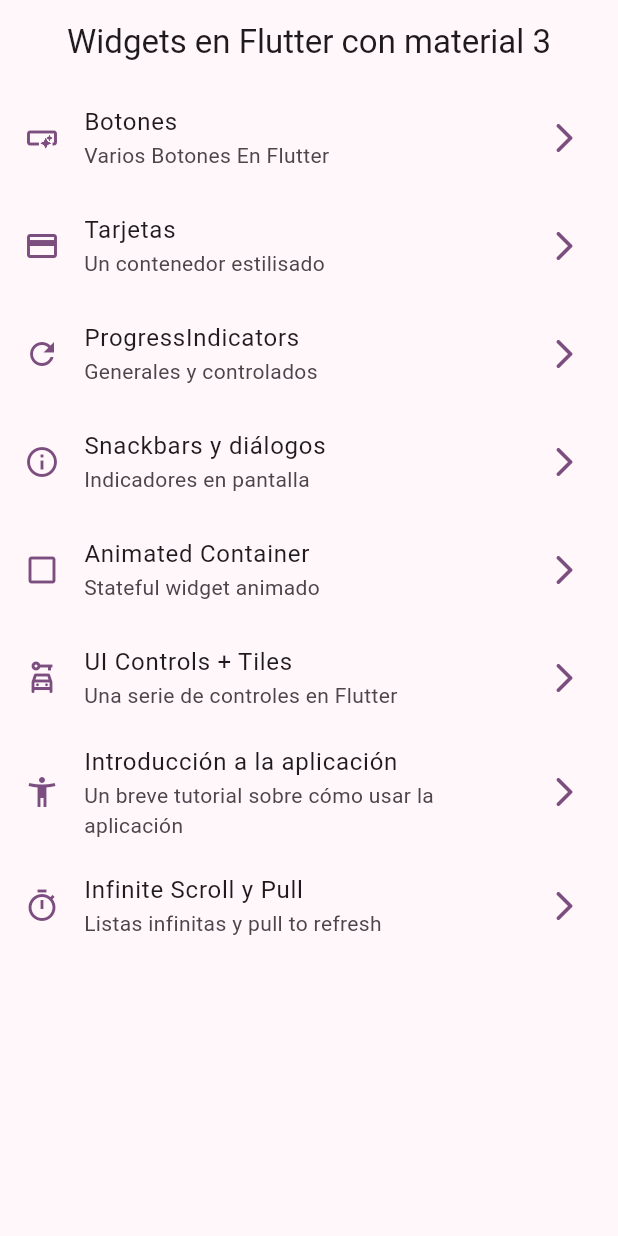
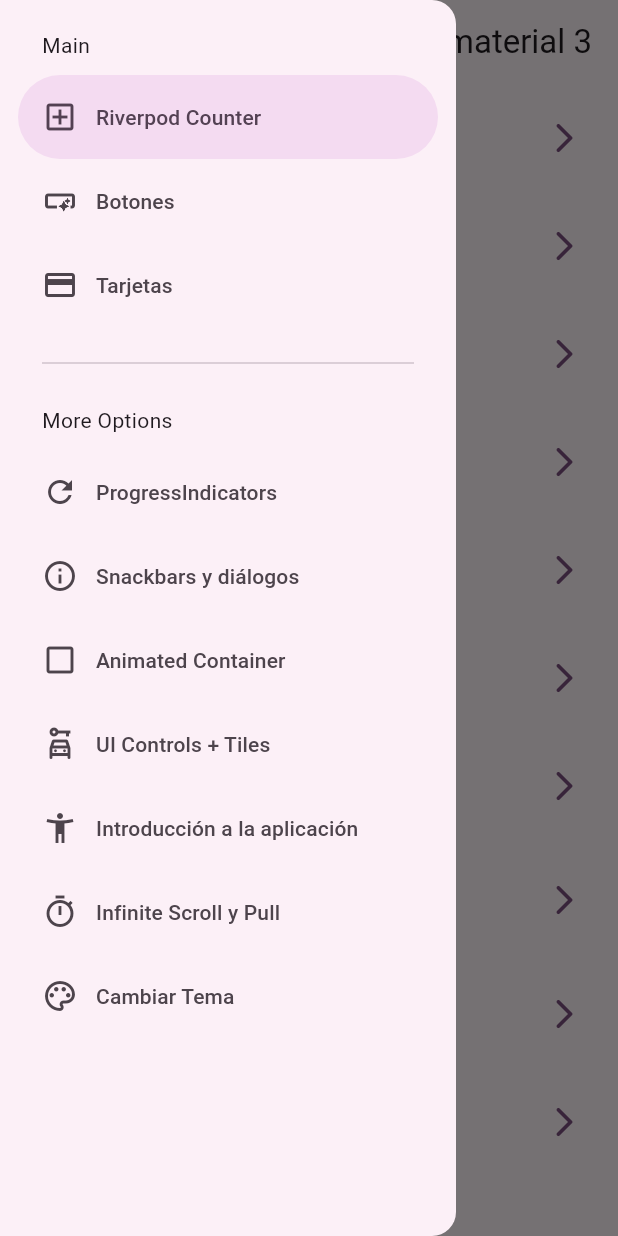
Before and after one commit to AleXx815/widgets_app, a Flutter app: the screen it shows after launch, with the side drawer open (before the commit the screen has no drawer), on a phone screen of 412 x 824 dp. Run offline on Flutter 3.47's test engine with Material 2 defaults, Android fonts, the phone set to English and light mode, and no system bars; our stand-ins replace animate_do, flutter_riverpod, go_router.

Commit message:
antes de statenotifier

```diff
--- a/lib/config/menu/menu_items.dart
+++ b/lib/config/menu/menu_items.dart
@@ -15,6 +15,12 @@ class MenuItem {
 }
 
 const appMenuItems = <MenuItem>[
+  MenuItem(
+    title: "Riverpod Counter",
+    subTitle: "Introducción a riverpod",
+    link: "/riverpod-counter",
+    icon: Icons.add_box_outlined,
+  ),
   MenuItem(
     title: "Botones",
     subTitle: "Varios Botones En Flutter",
@@ -63,4 +69,10 @@ const appMenuItems = <MenuItem>[
     link: "/infinite",
     icon: Icons.timer_outlined,
   ),
+  MenuItem(
+    title: "Cambiar Tema",
+    subTitle: "Cambiar tema de la aplicación",
+    link: "/theme-changer",
+    icon: Icons.color_lens_outlined,
+  ),
 ];
--- a/lib/config/router/app_router.dart
+++ b/lib/config/router/app_router.dart
@@ -49,5 +49,15 @@ final appRouter = GoRouter(
       name: InfiniteScrollScreen.name,
       builder: (context, state) => const InfiniteScrollScreen(),
     ),
+    GoRoute(
+      path: "/riverpod-counter",
+      name: CounterScreen.name,
+      builder: (context, state) => const CounterScreen(),
+    ),
+    GoRoute(
+      path: "/theme-changer",
+      name: ThemeChangerScreen.name,
+      builder: (context, state) => const ThemeChangerScreen(),
+    ),
   ],
 );
--- a/lib/config/theme/app_theme.dart
+++ b/lib/config/theme/app_theme.dart
@@ -13,14 +13,16 @@ const colorList = <Color>[
 
 class AppTheme {
   final int selectedColor;
+  final bool isDarkmode;
 
-  AppTheme({this.selectedColor = 0})
+  AppTheme({this.selectedColor = 0, this.isDarkmode = false})
       : assert(selectedColor >= 0, "Selected color must be greater than 0"),
         assert(selectedColor < colorList.length,
             "Selected color must be less or equeal than ${colorList.length - 1}");
 
   ThemeData getTheme() => ThemeData(
         useMaterial3: true,
+        brightness: isDarkmode ? Brightness.dark : Brightness.light,
         colorSchemeSeed: colorList[selectedColor],
         appBarTheme: const AppBarTheme(
           centerTitle: true,
--- a/lib/main.dart
+++ b/lib/main.dart
@@ -1,21 +1,31 @@
 import 'package:flutter/material.dart';
+import 'package:flutter_riverpod/flutter_riverpod.dart';
 import 'package:widgets_app/config/router/app_router.dart';
 import 'package:widgets_app/config/theme/app_theme.dart';
+import 'package:widgets_app/presentation/providers/theme_provider.dart';
 
 void main() {
-  runApp(const MainApp());
+  runApp(
+    const ProviderScope(
+      child: MainApp(),
+    ),
+  );
 }
 
-class MainApp extends StatelessWidget {
+class MainApp extends ConsumerWidget {
   const MainApp({super.key});
 
   @override
-  Widget build(BuildContext context) {
+  Widget build(BuildContext context, ref) {
+    final isDarkmode = ref.watch(isDarkmodeProvider);
+    final selectedColor = ref.watch(selectedIndexColorProvider);
+
     return MaterialApp.router(
       title: "Flutter Widgets",
       routerConfig: appRouter,
       debugShowCheckedModeBanner: false,
-      theme: AppTheme(selectedColor: 3).getTheme(),
+      theme: AppTheme(selectedColor: selectedColor, isDarkmode: isDarkmode)
+          .getTheme(),
     );
   }
 }
--- /dev/null
+++ b/lib/presentation/providers/counter_provider.dart
@@ -0,0 +1,3 @@
+import 'package:flutter_riverpod/flutter_riverpod.dart';
+
+final counterProvider = StateProvider<int>((ref) => 5);
--- /dev/null
+++ b/lib/presentation/providers/theme_provider.dart
@@ -0,0 +1,8 @@
+import 'package:flutter_riverpod/flutter_riverpod.dart';
+import 'package:widgets_app/config/theme/app_theme.dart';
+
+final isDarkmodeProvider = StateProvider<bool>((ref) => false);
+
+final colorListProvider = Provider((ref) => colorList);
+
+final selectedIndexColorProvider = StateProvider((ref) => 3);
--- a/lib/presentation/screens/home/home_screen.dart
+++ b/lib/presentation/screens/home/home_screen.dart
@@ -1,6 +1,7 @@
 import 'package:flutter/material.dart';
 import 'package:go_router/go_router.dart';
 import 'package:widgets_app/config/menu/menu_items.dart';
+import 'package:widgets_app/presentation/widgets/side_menu.dart';
 // import 'package:widgets_app/presentation/screens/cards/cards_screen.dart';
 
 class HomeScreen extends StatelessWidget {
@@ -10,11 +11,17 @@ class HomeScreen extends StatelessWidget {
 
   @override
   Widget build(BuildContext context) {
+    final scaffoldKey = GlobalKey<ScaffoldState>();
+
     return Scaffold(
+      key: scaffoldKey,
       appBar: AppBar(
         title: const Text("Widgets en Flutter con material 3"),
       ),
       body: const _HomeView(),
+      drawer: SideMenu(
+        scaffoldKey: scaffoldKey,
+      ),
     );
   }
 }
--- a/lib/presentation/screens/screens.dart
+++ b/lib/presentation/screens/screens.dart
@@ -1,3 +1,5 @@
+export 'package:widgets_app/presentation/screens/theme_changer/theme_changer_screen.dart';
+export 'package:widgets_app/presentation/screens/counter/counter_screen.dart';
 export 'package:widgets_app/presentation/screens/animated/animated_screen.dart';
 export 'package:widgets_app/presentation/screens/app_tutorial/app_tutorial_screen.dart';
 export 'package:widgets_app/presentation/screens/buttons/buttons_screen.dart';
--- /dev/null
+++ b/lib/presentation/widgets/side_menu.dart
@@ -0,0 +1,70 @@
+import 'dart:io';
+
+import 'package:flutter/material.dart';
+import 'package:go_router/go_router.dart';
+import 'package:widgets_app/config/menu/menu_items.dart';
+
+class SideMenu extends StatefulWidget {
+  final GlobalKey<ScaffoldState> scaffoldKey;
+
+  const SideMenu({super.key, required this.scaffoldKey});
+
+  @override
+  State<SideMenu> createState() => _SideMenuState();
+}
+
+class _SideMenuState extends State<SideMenu> {
+  int navDrawerIndex = 0;
+
+  @override
+  Widget build(BuildContext context) {
+    final hasNotch = MediaQuery.of(context).viewPadding.top >
+        35; // Con esto determinamos si tiene notch o no
+    if (Platform.isAndroid) {
+      // ignore: avoid_print
+      print("Android $hasNotch");
+    } else {
+      // ignore: avoid_print
+      print("IOS $hasNotch");
+    }
+
+    return NavigationDrawer(
+      selectedIndex: navDrawerIndex,
+      onDestinationSelected: (value) {
+        setState(() {
+          navDrawerIndex = value;
+        });
+
+        final menuItem = appMenuItems[value];
+        context.push(menuItem.link);
+        widget.scaffoldKey.currentState?.closeDrawer();
+      },
+      children: [
+        Padding(
+          padding: EdgeInsets.fromLTRB(28, hasNotch ? 0 : 20, 16, 10),
+          child: const Text("Main"),
+        ),
+        ...appMenuItems.sublist(0, 3).map(
+              (item) => NavigationDrawerDestination(
+                icon: Icon(item.icon),
+                label: Text(item.title),
+              ),
+            ),
+        const Padding(
+          padding: EdgeInsets.fromLTRB(28, 16, 28, 10),
+          child: Divider(),
+        ),
+        const Padding(
+          padding: EdgeInsets.fromLTRB(28, 10, 16, 10),
+          child: Text("More Options"),
+        ),
+        ...appMenuItems.sublist(3).map(
+              (item) => NavigationDrawerDestination(
+                icon: Icon(item.icon),
+                label: Text(item.title),
+              ),
+            ),
+      ],
+    );
+  }
+}
--- a/pubspec.yaml
+++ b/pubspec.yaml
@@ -10,6 +10,7 @@ dependencies:
   animate_do: ^3.0.2
   flutter:
     sdk: flutter
+  flutter_riverpod: ^2.3.6
   go_router: ^6.5.6
 
 dev_dependencies:
```
Also changed, not shown: lib/presentation/screens/counter/counter_screen.dart (added, +46 -0 lines), lib/presentation/screens/theme_changer/theme_changer_screen.dart (added, +61 -0 lines), pubspec.lock.
